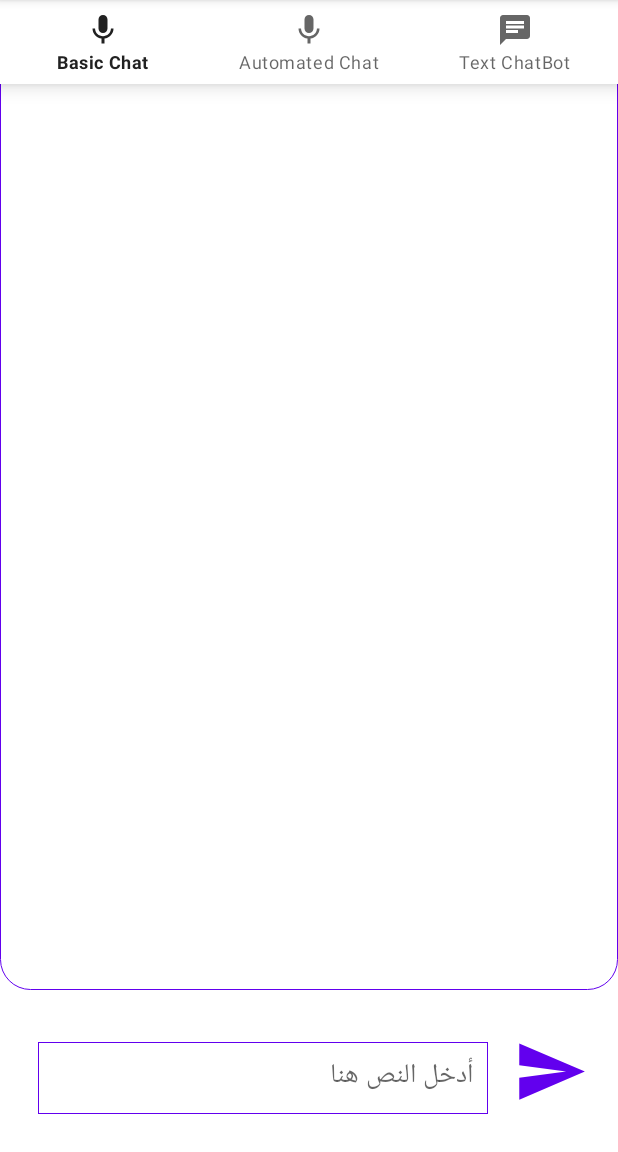
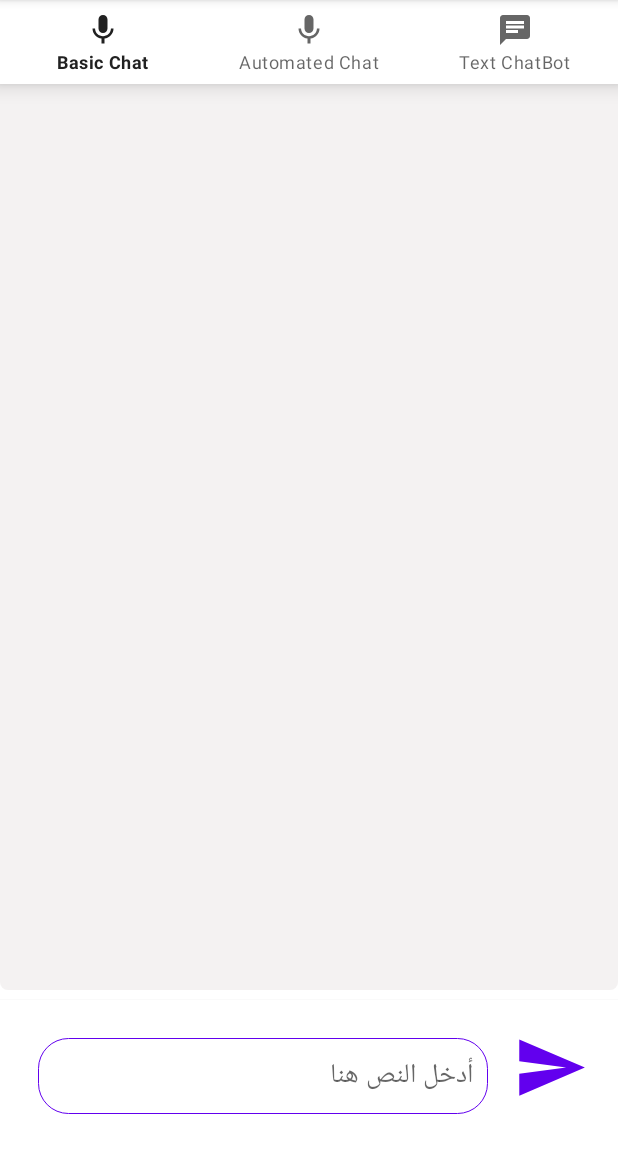
Before and after one commit to Azzaldeen98/ESDS2S, an Android app: the fragment ChatBotTextFragment placed in its activity, on a phone screen of 412 x 824 dp, the part 84-1236 px from its top. Run offline under Robolectric (Android 15) with nearby library versions, the phone set to English and light mode, and no system bars; libraries missing offline, so code that uses them is left out: com.google.ai.client.

Commit message:
this my commint app 5

```diff
--- a/app/src/main/java/com/example/esds2s/ApiClient/Adapter/ApiClient.kt
+++ b/app/src/main/java/com/example/esds2s/ApiClient/Adapter/ApiClient.kt
@@ -69,8 +69,8 @@ class  ApiClient {
                     }
                     val request = requestBuilder.build()
                     chain.proceed(request)
-                }.build() // Add other configurations as needed
-//.callTimeout(100, TimeUnit.SECONDS)
+                }.callTimeout(50, TimeUnit.SECONDS).build() // Add other configurations as needed
+//
             return httpClient
         }
 
--- /dev/null
+++ b/app/src/main/res/drawable/shadow.xml
@@ -0,0 +1,6 @@
+<!-- res/drawable/shadow.xml -->
+<shape xmlns:android="http://schemas.android.com/apk/res/android"
+    android:shape="rectangle">
+    <solid android:color="#68E3DEDE" />
+    <corners android:radius="5dp" />
+</shape>
--- a/app/src/main/res/layout/fragment_chat_bot_text.xml
+++ b/app/src/main/res/layout/fragment_chat_bot_text.xml
@@ -15,7 +15,7 @@
         <ScrollView
             android:layout_width="match_parent"
             android:layout_height="660dp"
-            android:background="@drawable/border">
+            android:background="@drawable/shadow">
 
             <LinearLayout
                 android:id="@+id/backResult1"
@@ -25,9 +25,10 @@
                 android:orientation="vertical"
                 android:layout_alignParentTop="true"
                 android:layout_marginTop="50dp"
+                android:textDirection="rtl"
                 android:padding="20dp"
                 android:layoutDirection="rtl"
-                android:gravity="top">
+                android:gravity="right">
 
                 <TextView
                     android:id="@+id/textResult1"
@@ -42,6 +43,73 @@
                     android:layout_margin="5dp"
                     android:text="" />
 
+
+                <RelativeLayout
+                    android:layout_width="match_parent"
+                    android:layout_height="wrap_content"
+                    android:layout_marginEnd="8dp"
+                    android:layoutDirection="rtl"
+                    android:padding="10dp"
+                    android:layout_marginTop="16dp">
+                    <TextView
+                        android:id="@+id/text_gchat_date_me"
+                        android:layout_width="wrap_content"
+                        android:layout_height="wrap_content"
+                        android:layout_marginTop="32dp"
+                        android:paddingStart="8dp"
+                        android:paddingTop="4dp"
+                        android:paddingEnd="8dp"
+                        android:paddingBottom="4dp"
+                        android:text=""
+                        android:visibility="gone"
+                        android:textColor="#C0C0C0"
+                        app:layout_constraintEnd_toEndOf="parent"
+                        app:layout_constraintStart_toStartOf="parent"
+                        app:layout_constraintTop_toTopOf="parent" />
+                    <androidx.cardview.widget.CardView
+                        android:id="@+id/card_gchat_message_me"
+                        android:layout_width="wrap_content"
+                        android:layout_height="wrap_content"
+                        app:cardBackgroundColor="#774df2"
+                        app:cardCornerRadius="12dp"
+                        app:cardElevation="0dp"
+                        android:padding="20dp"
+                        app:cardPreventCornerOverlap="false"
+                        app:cardUseCompatPadding="true"
+                        app:layout_constraintEnd_toEndOf="parent"
+                        app:layout_constraintTop_toBottomOf="@id/text_gchat_date_me">
+                        <LinearLayout
+                            android:id="@+id/layout_gchat_container_me"
+                            android:layout_width="wrap_content"
+                            android:layout_height="wrap_content"
+                            android:orientation="vertical">
+                            <TextView
+                                android:id="@+id/text_gchat_message_me"
+                                android:layout_width="wrap_content"
+                                android:layout_height="wrap_content"
+                                android:layout_marginBottom="8dp"
+                                android:maxWidth="260dp"
+                                android:paddingLeft="20dp"
+                                android:paddingTop="8dp"
+                                android:paddingRight="20dp"
+                                android:text="msg"
+                                android:visibility="gone"
+                                android:textColor="#ffffff"
+                                android:textSize="16sp" />
+                        </LinearLayout>
+                    </androidx.cardview.widget.CardView>
+                    <TextView
+                        android:id="@+id/text_gchat_timestamp_me"
+                        android:layout_width="wrap_content"
+                        android:layout_height="wrap_content"
+                        android:text="10:00"
+                        android:textColor="#C0C0C0"
+                        android:textSize="10sp"
+                        android:visibility="gone"
+                        app:layout_constraintBottom_toBottomOf="@+id/card_gchat_message_me"
+                        app:layout_constraintEnd_toStartOf="@+id/card_gchat_message_me" />
+                </RelativeLayout>
+
             </LinearLayout>
         </ScrollView>
         <LinearLayout
@@ -50,14 +118,14 @@
             android:orientation="horizontal"
             android:gravity="center"
             android:layout_alignParentBottom="true"
-            android:background="@drawable/border_sample"
-            android:backgroundTint="@color/white">
+            android:elevation="2dp"
+            android:background="@color/white">
 
             <RelativeLayout
                 android:layout_width="match_parent"
                 android:layout_height="match_parent"
                 android:layout_alignParentBottom="true"
-                android:background="@color/white"
+                android:backgroundTint="@color/white"
                 android:padding="20dp">
                 <TextView
                     android:id="@+id/btnSend1"
@@ -72,17 +140,19 @@
                 <com.google.android.material.textfield.TextInputEditText
                     android:id="@+id/textInput1"
                     android:layout_width="300dp"
-                    android:layout_height="48dp"
+                    android:layout_height="wrap_content"
                     android:layout_alignParentLeft="true"
+                    android:maxWidth="300dp"
                     android:layout_gravity="center"
                     android:layout_marginStart="5dp"
                     android:layout_marginTop="5dp"
                     android:layout_marginEnd="5dp"
                     android:layout_marginBottom="5dp"
                     android:paddingHorizontal="10dp"
-                    android:background="@drawable/border_sample"
+                    android:background="@drawable/border"
                     android:inputType="text|textMultiLine"
                     android:hint="أدخل النص هنا"
+
                     android:textDirection="rtl"
                     android:padding="10dp" />
             </RelativeLayout>
```
Also changed, not shown: app/src/main/java/com/example/esds2s/BasicChatBotFragment.kt (+95 -88 lines), app/src/main/java/com/example/esds2s/ChatBotTextFragment.kt (+21 -3 lines), app/src/main/java/com/example/esds2s/MainActivity.kt (+12 -12 lines), app/src/main/java/com/example/esds2s/Services/RecordVoiceService.kt (+6 -6 lines), app/src/main/res/layout/fragment_basic_chat_bot.xml (+7 -5 lines), 4 other files.
